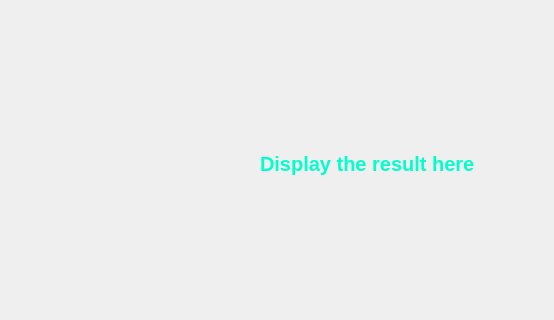
Before: the Qt Designer form result.ui in m-muneebrehman/pd, drawn with Qt 5; both pictures show x 0 to 554 and y 107 to 427 of the 800 by 600 pixel window.
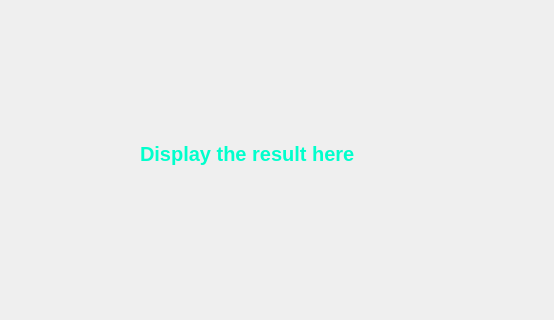
After: the same form once the commit is applied.

Commit message: Results and calculations formulas have done

What changed in the file:
```diff
--- a/result.ui
+++ b/result.ui
@@ -106,15 +106,18 @@
   <widget class="QLabel" name="result">
    <property name="geometry">
     <rect>
-     <x>260</x>
-     <y>140</y>
-     <width>361</width>
+     <x>140</x>
+     <y>130</y>
+     <width>501</width>
      <height>261</height>
     </rect>
    </property>
    <property name="text">
     <string>Display the result here </string>
    </property>
+   <property name="wordWrap">
+    <bool>true</bool>
+   </property>
   </widget>
  </widget>
  <resources/>
```
The commit also changes 28 other files.
